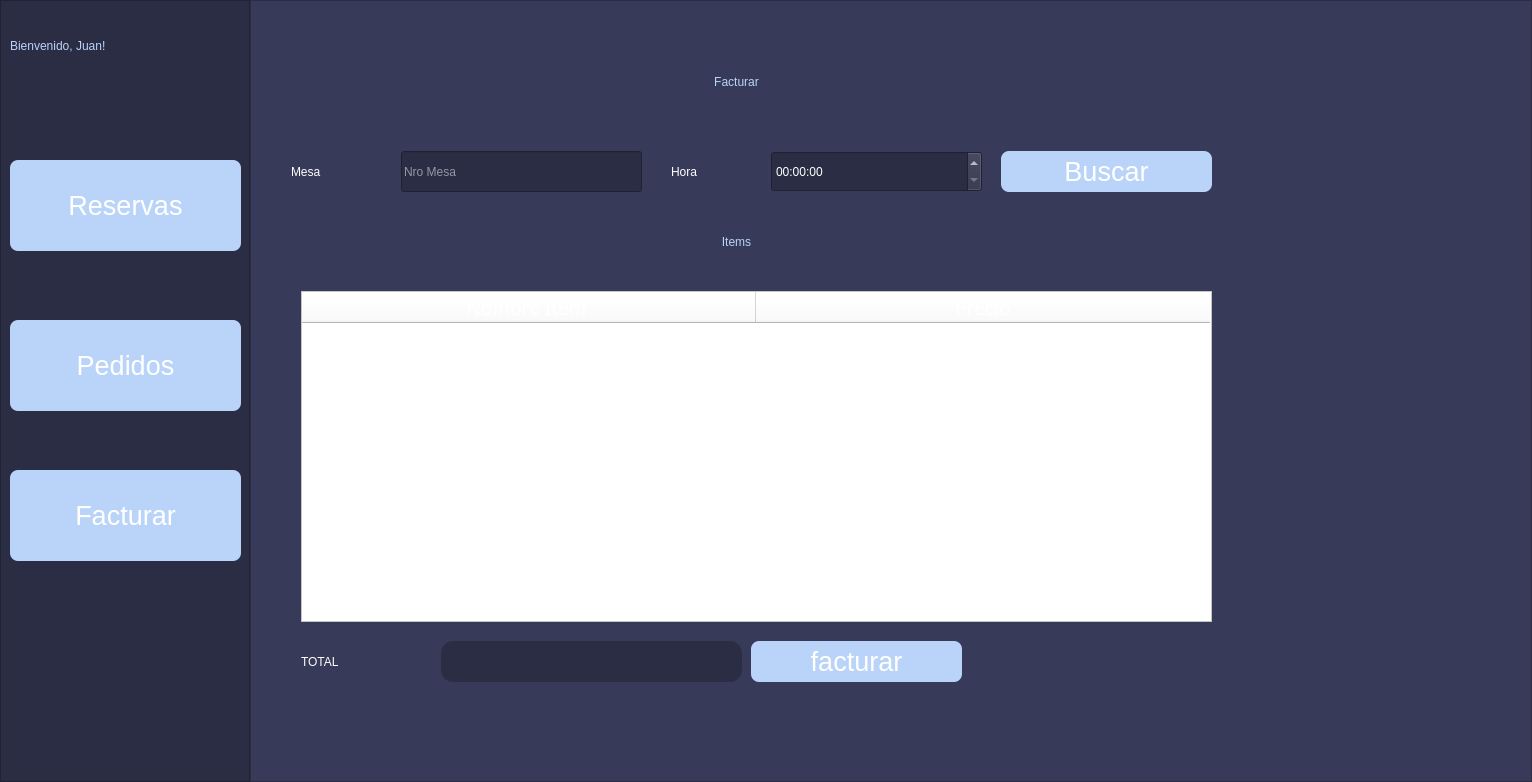
This is view/main_empleado.ui in ImToad06/ReservApp as Qt 5 draws it before an edit. The edited form follows.
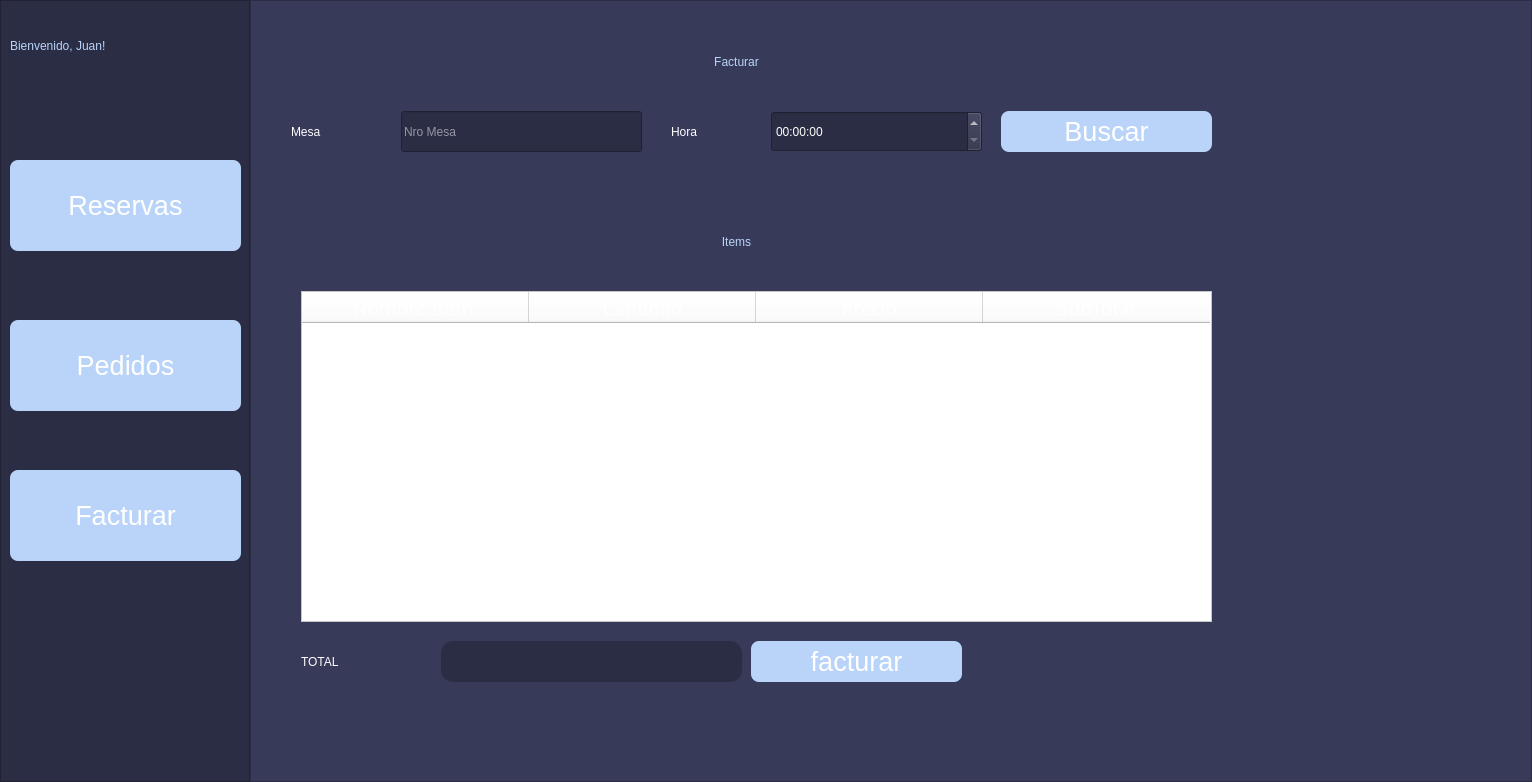
This is the edited form. The open tabs and pages were chosen to show the change. Icons and pictures are not drawn.

Diff of the .ui file:
```diff
--- a/view/main_empleado.ui
+++ b/view/main_empleado.ui
@@ -775,7 +775,7 @@
            <property name="geometry">
             <rect>
              <x>310</x>
-             <y>40</y>
+             <y>20</y>
              <width>351</width>
              <height>81</height>
             </rect>
@@ -795,7 +795,7 @@
            <property name="geometry">
             <rect>
              <x>40</x>
-             <y>150</y>
+             <y>110</y>
              <width>91</width>
              <height>41</height>
             </rect>
@@ -812,7 +812,7 @@
            <property name="geometry">
             <rect>
              <x>150</x>
-             <y>150</y>
+             <y>110</y>
              <width>241</width>
              <height>41</height>
             </rect>
@@ -830,7 +830,7 @@
            <property name="geometry">
             <rect>
              <x>520</x>
-             <y>150</y>
+             <y>110</y>
              <width>211</width>
              <height>41</height>
             </rect>
@@ -845,7 +845,7 @@
            <property name="geometry">
             <rect>
              <x>420</x>
-             <y>150</y>
+             <y>110</y>
              <width>91</width>
              <height>41</height>
             </rect>
@@ -862,7 +862,7 @@
            <property name="geometry">
             <rect>
              <x>750</x>
-             <y>150</y>
+             <y>110</y>
              <width>211</width>
              <height>41</height>
             </rect>
@@ -926,7 +926,7 @@
 color: rgb(0, 0, 0);</string>
            </property>
            <attribute name="horizontalHeaderDefaultSectionSize">
-            <number>454</number>
+            <number>227</number>
            </attribute>
            <column>
             <property name="text">
@@ -957,6 +957,33 @@
              </brush>
             </property>
            </column>
+           <column>
+            <property name="text">
+             <string>Cantidad</string>
+            </property>
+            <property name="font">
+             <font>
+              <family>Noto Sans</family>
+              <pointsize>14</pointsize>
+             </font>
+            </property>
+            <property name="background">
+             <color>
+              <red>157</red>
+              <green>186</green>
+              <blue>225</blue>
+             </color>
+            </property>
+            <property name="foreground">
+             <brush brushstyle="SolidPattern">
+              <color alpha="255">
+               <red>255</red>
+               <green>255</green>
+               <blue>255</blue>
+              </color>
+             </brush>
+            </property>
+           </column>
            <column>
             <property name="text">
              <string>Precio</string>
@@ -984,6 +1011,33 @@
              </brush>
             </property>
            </column>
+           <column>
+            <property name="text">
+             <string>SubTotal</string>
+            </property>
+            <property name="font">
+             <font>
+              <family>Noto Sans</family>
+              <pointsize>14</pointsize>
+             </font>
+            </property>
+            <property name="background">
+             <color>
+              <red>157</red>
+              <green>186</green>
+              <blue>225</blue>
+             </color>
+            </property>
+            <property name="foreground">
+             <brush brushstyle="SolidPattern">
+              <color alpha="255">
+               <red>255</red>
+               <green>255</green>
+               <blue>255</blue>
+              </color>
+             </brush>
+            </property>
+           </column>
           </widget>
           <widget class="QLabel" name="label_15">
            <property name="geometry">
@@ -1078,6 +1132,23 @@
             <bool>true</bool>
            </property>
           </widget>
+          <widget class="QLabel" name="l_info_generar_factura">
+           <property name="geometry">
+            <rect>
+             <x>40</x>
+             <y>160</y>
+             <width>481</width>
+             <height>41</height>
+            </rect>
+           </property>
+           <property name="styleSheet">
+            <string notr="true">font: 14pt &quot;Noto Sans&quot;;
+color: red;</string>
+           </property>
+           <property name="text">
+            <string/>
+           </property>
+          </widget>
          </widget>
         </widget>
        </item>
```
Left out of the diff: 26 changed lines with no effect on the pictures.
